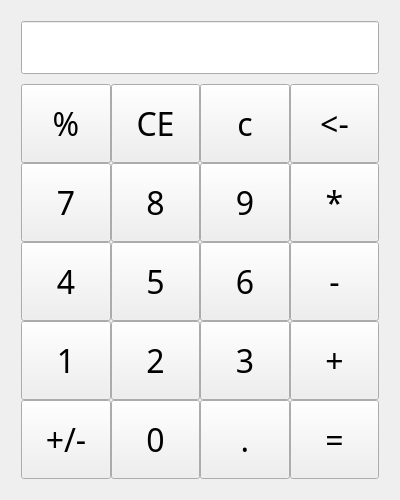
First picture: the form in src/mainwidget.ui, repository MDUTM/calculator-based-on-Qt, before the edit.
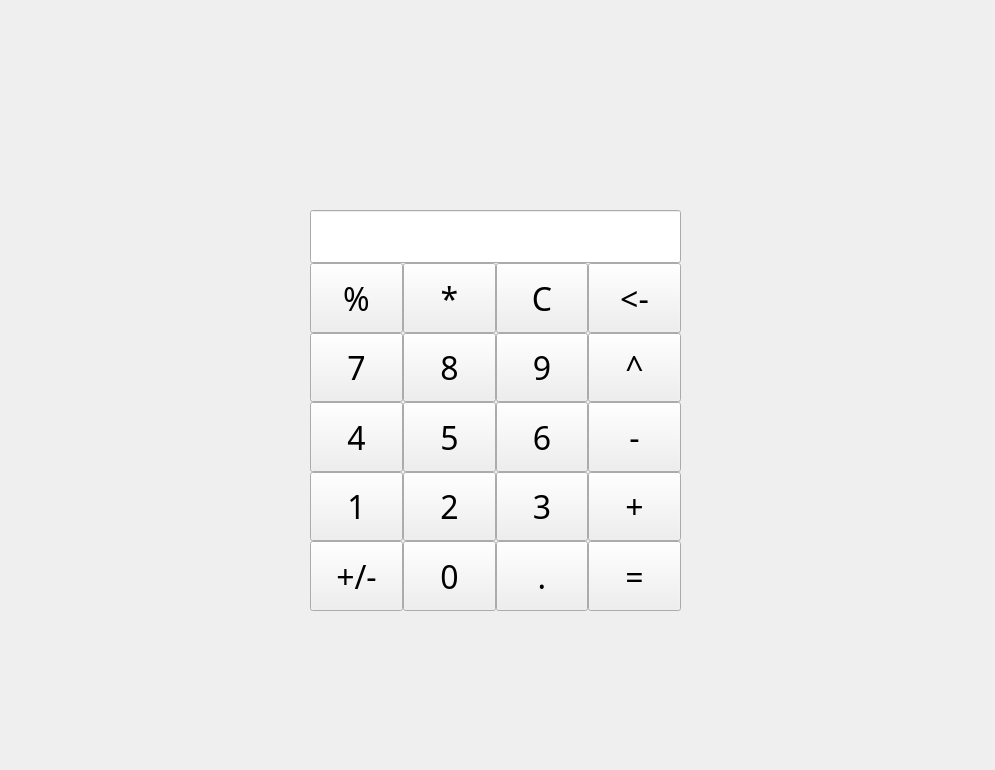
Second picture: the form after the edit.

Commit message: 修复界面存在的bug

What changed in the file:
```diff
--- a/src/mainwidget.ui
+++ b/src/mainwidget.ui
@@ -6,8 +6,8 @@
    <rect>
     <x>0</x>
     <y>0</y>
-    <width>400</width>
-    <height>500</height>
+    <width>995</width>
+    <height>770</height>
    </rect>
   </property>
   <property name="font">
@@ -19,57 +19,30 @@
   <property name="windowTitle">
    <string>一个正经的计算器</string>
   </property>
-  <layout class="QGridLayout" name="gridLayout_6">
-   <item row="0" column="0">
-    <layout class="QGridLayout" name="gridLayout_5">
-     <property name="leftMargin">
-      <number>10</number>
-     </property>
-     <property name="topMargin">
-      <number>10</number>
-     </property>
-     <property name="rightMargin">
-      <number>10</number>
-     </property>
-     <property name="bottomMargin">
-      <number>10</number>
-     </property>
+  <widget class="QWidget" name="">
+   <property name="geometry">
+    <rect>
+     <x>310</x>
+     <y>210</y>
+     <width>371</width>
+     <height>401</height>
+    </rect>
+   </property>
+   <layout class="QGridLayout" name="gridLayout">
      <property name="spacing">
-      <number>10</number>
+     <number>0</number>
      </property>
      <item row="0" column="0">
       <widget class="QLineEdit" name="lineEdit">
-       <property name="sizePolicy">
-        <sizepolicy hsizetype="Expanding" vsizetype="Fixed">
-         <horstretch>0</horstretch>
-         <verstretch>0</verstretch>
-        </sizepolicy>
-       </property>
        <property name="minimumSize">
         <size>
          <width>0</width>
          <height>48</height>
         </size>
        </property>
-       <property name="alignment">
-        <set>Qt::AlignRight|Qt::AlignTrailing|Qt::AlignVCenter</set>
-       </property>
       </widget>
      </item>
      <item row="1" column="0">
-      <layout class="QGridLayout" name="gridLayout_4">
-       <item row="0" column="0">
-        <layout class="QVBoxLayout" name="verticalLayout">
-         <item>
-          <layout class="QGridLayout" name="gridLayout_3">
-           <item row="0" column="0">
-            <layout class="QGridLayout" name="gridLayout_2">
-             <item row="0" column="0">
-              <layout class="QGridLayout" name="gridLayout">
-               <property name="spacing">
-                <number>0</number>
-               </property>
-               <item row="0" column="0">
                 <layout class="QHBoxLayout" name="horizontalLayout_5">
                  <property name="spacing">
                   <number>0</number>
@@ -82,21 +55,33 @@
                      <verstretch>0</verstretch>
                     </sizepolicy>
                    </property>
+        <property name="minimumSize">
+         <size>
+          <width>40</width>
+          <height>40</height>
+         </size>
+        </property>
                    <property name="text">
                     <string>%</string>
                    </property>
                   </widget>
                  </item>
                  <item>
-                  <widget class="QPushButton" name="btn_1">
+       <widget class="QPushButton" name="btn_mul">
                    <property name="sizePolicy">
                     <sizepolicy hsizetype="Expanding" vsizetype="Expanding">
                      <horstretch>0</horstretch>
                      <verstretch>0</verstretch>
                     </sizepolicy>
                    </property>
+        <property name="minimumSize">
+         <size>
+          <width>40</width>
+          <height>40</height>
+         </size>
+        </property>
                    <property name="text">
-                    <string>CE</string>
+         <string>*</string>
                    </property>
                   </widget>
                  </item>
@@ -108,8 +93,14 @@
                      <verstretch>0</verstretch>
                     </sizepolicy>
                    </property>
+        <property name="minimumSize">
+         <size>
+          <width>40</width>
+          <height>40</height>
+         </size>
+        </property>
                    <property name="text">
-                    <string>c</string>
+         <string>C</string>
                    </property>
                   </widget>
                  </item>
@@ -121,6 +112,12 @@
                      <verstretch>0</verstretch>
                     </sizepolicy>
                    </property>
+        <property name="minimumSize">
+         <size>
+          <width>40</width>
+          <height>40</height>
+         </size>
+        </property>
                    <property name="text">
                     <string>&lt;-</string>
                    </property>
@@ -128,7 +125,7 @@
                  </item>
                 </layout>
                </item>
-               <item row="1" column="0">
+    <item row="2" column="0">
                 <layout class="QHBoxLayout" name="horizontalLayout_4">
                  <property name="spacing">
                   <number>0</number>
@@ -141,6 +138,12 @@
                      <verstretch>0</verstretch>
                     </sizepolicy>
                    </property>
+        <property name="minimumSize">
+         <size>
+          <width>40</width>
+          <height>40</height>
+         </size>
+        </property>
                    <property name="text">
                     <string>7</string>
                    </property>
@@ -154,6 +157,12 @@
                      <verstretch>0</verstretch>
                     </sizepolicy>
                    </property>
+        <property name="minimumSize">
+         <size>
+          <width>40</width>
+          <height>40</height>
+         </size>
+        </property>
                    <property name="text">
                     <string>8</string>
                    </property>
@@ -167,27 +176,39 @@
                      <verstretch>0</verstretch>
                     </sizepolicy>
                    </property>
+        <property name="minimumSize">
+         <size>
+          <width>40</width>
+          <height>40</height>
+         </size>
+        </property>
                    <property name="text">
                     <string>9</string>
                    </property>
                   </widget>
                  </item>
                  <item>
-                  <widget class="QPushButton" name="btn_mul">
+       <widget class="QPushButton" name="btn_pow">
                    <property name="sizePolicy">
                     <sizepolicy hsizetype="Expanding" vsizetype="Expanding">
                      <horstretch>0</horstretch>
                      <verstretch>0</verstretch>
                     </sizepolicy>
                    </property>
+        <property name="minimumSize">
+         <size>
+          <width>40</width>
+          <height>40</height>
+         </size>
+        </property>
                    <property name="text">
-                    <string>*</string>
+         <string>^</string>
                    </property>
                   </widget>
                  </item>
                 </layout>
                </item>
-               <item row="2" column="0">
+    <item row="3" column="0">
                 <layout class="QHBoxLayout" name="horizontalLayout_3">
                  <property name="spacing">
                   <number>0</number>
@@ -200,6 +221,12 @@
                      <verstretch>0</verstretch>
                     </sizepolicy>
                    </property>
+        <property name="minimumSize">
+         <size>
+          <width>40</width>
+          <height>40</height>
+         </size>
+        </property>
                    <property name="text">
                     <string>4</string>
                    </property>
@@ -213,6 +240,12 @@
                      <verstretch>0</verstretch>
                     </sizepolicy>
                    </property>
+        <property name="minimumSize">
+         <size>
+          <width>40</width>
+          <height>40</height>
+         </size>
+        </property>
                    <property name="text">
                     <string>5</string>
                    </property>
@@ -226,6 +259,12 @@
                      <verstretch>0</verstretch>
                     </sizepolicy>
                    </property>
+        <property name="minimumSize">
+         <size>
+          <width>40</width>
+          <height>40</height>
+         </size>
+        </property>
                    <property name="text">
                     <string>6</string>
                    </property>
@@ -239,6 +278,12 @@
                      <verstretch>0</verstretch>
                     </sizepolicy>
                    </property>
+        <property name="minimumSize">
+         <size>
+          <width>40</width>
+          <height>40</height>
+         </size>
+        </property>
                    <property name="text">
                     <string>-</string>
                    </property>
@@ -246,7 +291,7 @@
                  </item>
                 </layout>
                </item>
-               <item row="3" column="0">
+    <item row="4" column="0">
                 <layout class="QHBoxLayout" name="horizontalLayout_2">
                  <property name="spacing">
                   <number>0</number>
@@ -259,6 +304,12 @@
                      <verstretch>0</verstretch>
                     </sizepolicy>
                    </property>
+        <property name="minimumSize">
+         <size>
+          <width>40</width>
+          <height>40</height>
+         </size>
+        </property>
                    <property name="text">
                     <string>1</string>
                    </property>
@@ -272,6 +323,12 @@
                      <verstretch>0</verstretch>
                     </sizepolicy>
                    </property>
+        <property name="minimumSize">
+         <size>
+          <width>40</width>
+          <height>40</height>
+         </size>
+        </property>
                    <property name="text">
                     <string>2</string>
                    </property>
@@ -285,6 +342,12 @@
                      <verstretch>0</verstretch>
                     </sizepolicy>
                    </property>
+        <property name="minimumSize">
+         <size>
+          <width>40</width>
+          <height>40</height>
+         </size>
+        </property>
                    <property name="text">
                     <string>3</string>
                    </property>
@@ -298,6 +361,12 @@
                      <verstretch>0</verstretch>
                     </sizepolicy>
                    </property>
+        <property name="minimumSize">
+         <size>
+          <width>40</width>
+          <height>40</height>
+         </size>
+        </property>
                    <property name="text">
                     <string>+</string>
                    </property>
@@ -305,19 +374,25 @@
                  </item>
                 </layout>
                </item>
-               <item row="4" column="0">
+    <item row="5" column="0">
                 <layout class="QHBoxLayout" name="horizontalLayout">
                  <property name="spacing">
                   <number>0</number>
                  </property>
                  <item>
-                  <widget class="QPushButton" name="btn_0">
+       <widget class="QPushButton" name="btn_1">
                    <property name="sizePolicy">
                     <sizepolicy hsizetype="Expanding" vsizetype="Expanding">
                      <horstretch>0</horstretch>
                      <verstretch>0</verstretch>
                     </sizepolicy>
                    </property>
+        <property name="minimumSize">
+         <size>
+          <width>40</width>
+          <height>40</height>
+         </size>
+        </property>
                    <property name="text">
                     <string>+/-</string>
                    </property>
@@ -331,6 +406,12 @@
                      <verstretch>0</verstretch>
                     </sizepolicy>
                    </property>
+        <property name="minimumSize">
+         <size>
+          <width>40</width>
+          <height>40</height>
+         </size>
+        </property>
                    <property name="text">
                     <string>0</string>
                    </property>
@@ -344,6 +425,12 @@
                      <verstretch>0</verstretch>
                     </sizepolicy>
                    </property>
+        <property name="minimumSize">
+         <size>
+          <width>40</width>
+          <height>40</height>
+         </size>
+        </property>
                    <property name="text">
                     <string>.</string>
                    </property>
@@ -357,6 +444,12 @@
                      <verstretch>0</verstretch>
                     </sizepolicy>
                    </property>
+        <property name="minimumSize">
+         <size>
+          <width>40</width>
+          <height>40</height>
+         </size>
+        </property>
                    <property name="text">
                     <string>=</string>
                    </property>
@@ -365,18 +458,7 @@
                 </layout>
                </item>
               </layout>
-             </item>
-            </layout>
-           </item>
-          </layout>
-         </item>
-        </layout>
-       </item>
-      </layout>
-     </item>
-    </layout>
-   </item>
-  </layout>
+  </widget>
  </widget>
  <resources/>
  <connections/>
```
Left out of the diff: 2 changed lines with no effect on the pictures. Lines whose indentation alone changed are shown as unchanged. The commit also changes 2 other files.
